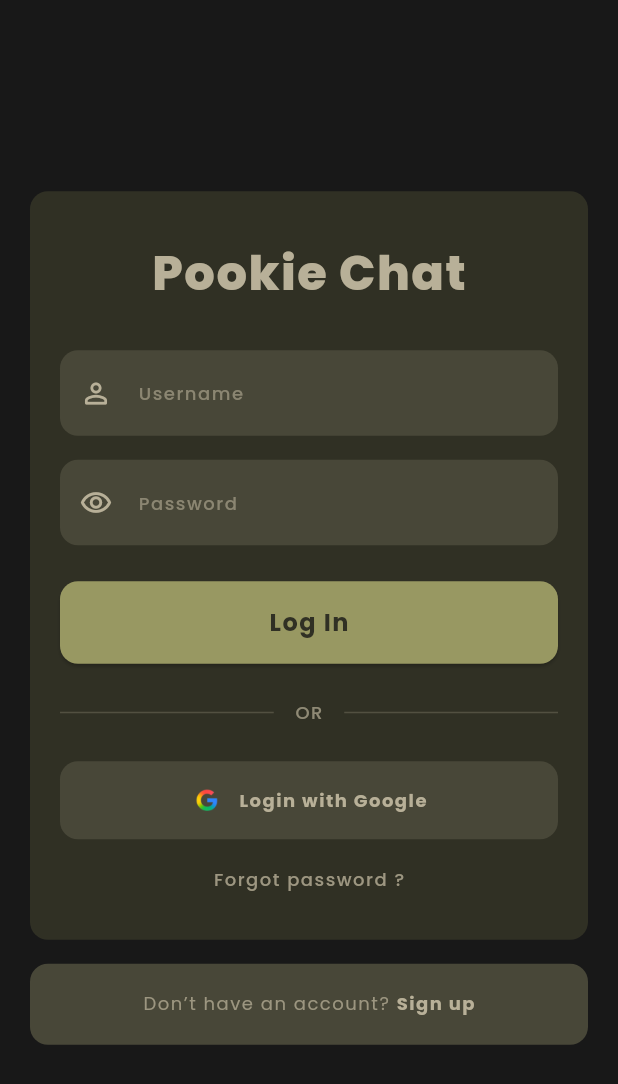
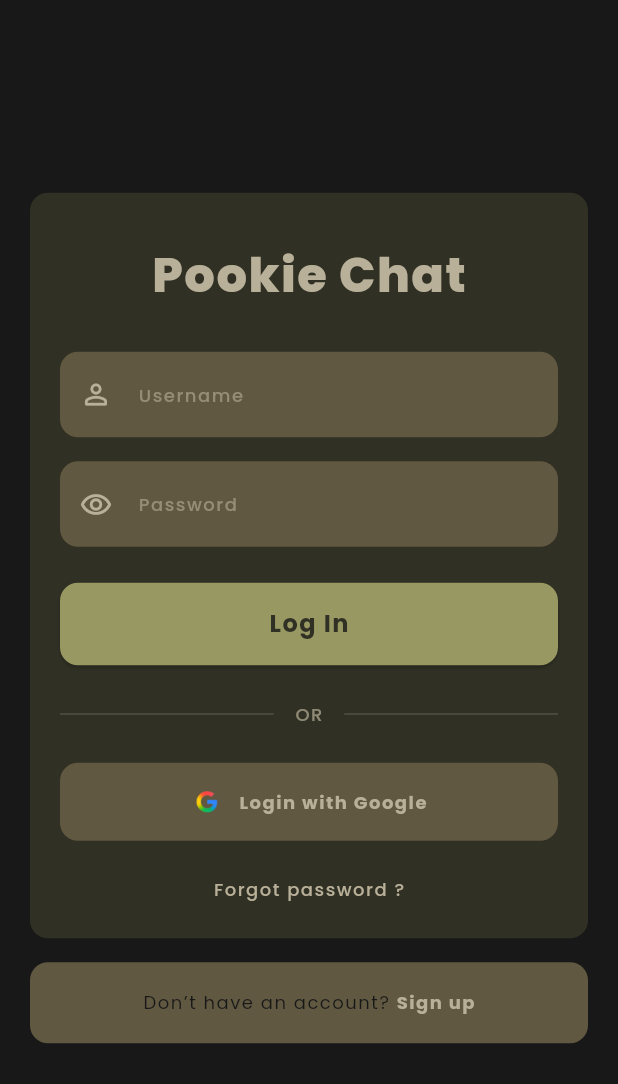
Before and after one commit to Clnzie/pookie_chat, a Flutter app: the Loginpage screen opened directly, on a phone screen of 412 x 824 dp. Shown: the top 1084 px of the screen. Run offline on Flutter 3.47's test engine with Material 3 defaults, Android fonts, the phone set to English and light mode, and no system bars.

Commit message:
style: update login page

```diff
--- a/lib/utils/Color.dart
+++ b/lib/utils/Color.dart
@@ -2,7 +2,7 @@ import 'package:flutter/material.dart';
 
 class ColorUtils {
   static const Color primaryColor = Color(0xFF303024);
-  static const Color secondaryColor = Color(0xFF604840);
+  static const Color secondaryColor = Color(0xFF605840);
   static const Color backgroundColor = Color(0xFF181818);
   static const Color tertiaryColor = Color(0xFFB8B098);
   static const Color btnColor = Color(0xFF989862);
--- a/lib/views/login/loginpage.dart
+++ b/lib/views/login/loginpage.dart
@@ -14,9 +14,6 @@ class _LoginpageState extends State<Loginpage> {
   final TextEditingController _usernameController = TextEditingController();
   final TextEditingController _passwordController = TextEditingController();
   bool _obscurePassword = true;
-
-  //color e fill inputan
-  static const Color _inputFillColor = Color(0xFF484738);
 
   @override
   void dispose() {
@@ -39,10 +36,7 @@ class _LoginpageState extends State<Loginpage> {
                 //kartu_utomo
                 Container(
                   width: double.infinity,
-                  padding: const EdgeInsets.symmetric(
-                    horizontal: 20.0,
-                    vertical: 32.0,
-                  ),
+                  padding: const EdgeInsets.fromLTRB(20.0, 32.0, 20.0, 24.0),
                   decoration: BoxDecoration(
                     color: ColorUtils.primaryColor,
                     borderRadius: BorderRadius.circular(12.0),
@@ -76,7 +70,7 @@ class _LoginpageState extends State<Loginpage> {
                             size: 22,
                           ),
                           filled: true,
-                          fillColor: _inputFillColor,
+                          fillColor: ColorUtils.secondaryColor,
                           border: OutlineInputBorder(
                             borderRadius: BorderRadius.circular(12.0),
                             borderSide: BorderSide.none,
@@ -89,7 +83,7 @@ class _LoginpageState extends State<Loginpage> {
                       ),
                       const SizedBox(height: 16),
 
-                      // Input Password
+                      //Nginput Password
                       TextField(
                         controller: _passwordController,
                         obscureText: _obscurePassword,
@@ -117,7 +111,7 @@ class _LoginpageState extends State<Loginpage> {
                             },
                           ),
                           filled: true,
-                          fillColor: _inputFillColor,
+                          fillColor: ColorUtils.secondaryColor,
                           border: OutlineInputBorder(
                             borderRadius: BorderRadius.circular(12.0),
                             borderSide: BorderSide.none,
@@ -130,7 +124,7 @@ class _LoginpageState extends State<Loginpage> {
                       ),
                       const SizedBox(height: 24),
 
-                      // Tombol Log In
+                      //Perkedel Log In
                       ElevatedButton(
                         onPressed: () {
                           // Handle Login
@@ -147,7 +141,6 @@ class _LoginpageState extends State<Loginpage> {
                         ),
                         child: Text(
                           "Log In",
-                          // Menggunakan copyWith sesuai pencerahan dari teman
                           style: TypographyUtils.subHeading1.copyWith(
                             color: ColorUtils.primaryColor,
                           ),
@@ -155,7 +148,7 @@ class _LoginpageState extends State<Loginpage> {
                       ),
                       const SizedBox(height: 24),
 
-                      // Divider "OR"
+                      //divider "OR"
                       Row(
                         children: [
                           Expanded(
@@ -183,13 +176,13 @@ class _LoginpageState extends State<Loginpage> {
                       ),
                       const SizedBox(height: 24),
 
-                      // Tombol Login with Google
+                      //Perkedel Login with Google
                       ElevatedButton(
                         onPressed: () {
                           // Handle Google Login
                         },
                         style: ElevatedButton.styleFrom(
-                          backgroundColor: _inputFillColor,
+                          backgroundColor: ColorUtils.secondaryColor,
                           elevation: 0,
                           minimumSize: const Size(double.infinity, 52),
                           shape: RoundedRectangleBorder(
@@ -210,17 +203,22 @@ class _LoginpageState extends State<Loginpage> {
                           ],
                         ),
                       ),
-                      const SizedBox(height: 18),
+                      const SizedBox(height: 24),
 
-                      // Forgot password ?
-                      GestureDetector(
-                        onTap: () {
+                      //Lali password
+                      TextButton(
+                        onPressed: () {
                           // Handle forgot password
                         },
+                        style: TextButton.styleFrom(
+                          padding: EdgeInsets.zero,
+                          minimumSize: Size.zero,
+                          tapTargetSize: MaterialTapTargetSize.shrinkWrap,
+                        ),
                         child: Text(
                           "Forgot password ?",
                           style: TypographyUtils.textL_Medium.copyWith(
-                            color: ColorUtils.tertiaryColor.withValues(alpha: 0.8),
+                            color: ColorUtils.tertiaryColor,
                           ),
                         ),
                       ),
@@ -229,12 +227,12 @@ class _LoginpageState extends State<Loginpage> {
                 ),
                 const SizedBox(height: 16),
 
-                // ================= CARD REGISTER / SIGN UP =================
+                //Kwartu Sign Up
                 Container(
                   width: double.infinity,
                   padding: const EdgeInsets.symmetric(vertical: 18.0),
                   decoration: BoxDecoration(
-                    color: _inputFillColor,
+                    color: ColorUtils.secondaryColor,
                     borderRadius: BorderRadius.circular(12.0),
                   ),
                   child: Center(
@@ -242,7 +240,7 @@ class _LoginpageState extends State<Loginpage> {
                       text: TextSpan(
                         text: "Don’t have an account? ",
                         style: TypographyUtils.textL_Regular.copyWith(
-                          color: ColorUtils.tertiaryColor.withValues(alpha: 0.75),
+                          color: ColorUtils.backgroundColor,
                         ),
                         children: [
                           TextSpan(
@@ -264,7 +262,7 @@ class _LoginpageState extends State<Loginpage> {
     );
   }
 
-  // Widget custom icon Google (G) multi-warna
+  //ikontol gugel
   Widget _buildGoogleIcon() {
     return Image.asset(
       'Assets/img/google_icon.png',
```
Also changed, not shown: pubspec.yaml (+3 -5 lines).
